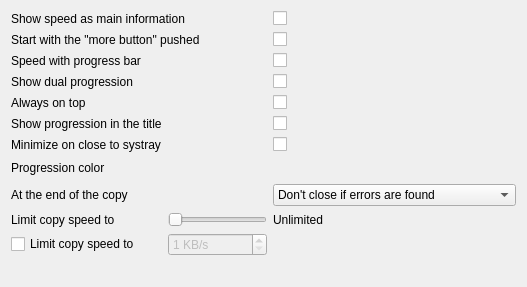
alphaonex86/Ultracopier, file plugins/Themes/Oxygen/themesOptions.ui: the form before one commit.
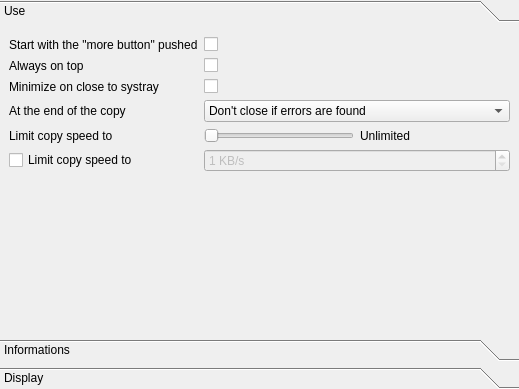
The form after the commit.

Commit message: Improvement on the interface, mostly on options organisation

```diff
--- a/plugins/Themes/Oxygen/themesOptions.ui
+++ b/plugins/Themes/Oxygen/themesOptions.ui
@@ -6,29 +6,133 @@
    <rect>
     <x>0</x>
     <y>0</y>
-    <width>527</width>
-    <height>287</height>
+    <width>519</width>
+    <height>389</height>
    </rect>
   </property>
-  <layout class="QGridLayout" name="gridLayout">
-   <item row="2" column="2">
-    <widget class="QCheckBox" name="speedWithProgressBar"/>
-   </item>
-   <item row="10" column="2">
+  <layout class="QVBoxLayout" name="verticalLayout">
+   <property name="spacing">
+    <number>0</number>
+   </property>
+   <property name="margin">
+    <number>0</number>
+   </property>
+   <item>
+    <widget class="QToolBox" name="toolBox">
+     <property name="currentIndex">
+      <number>0</number>
+     </property>
+     <widget class="QWidget" name="page">
+      <property name="geometry">
+       <rect>
+        <x>0</x>
+        <y>0</y>
+        <width>509</width>
+        <height>301</height>
+       </rect>
+      </property>
+      <attribute name="label">
+       <string>Use</string>
+      </attribute>
+      <layout class="QGridLayout" name="gridLayout_3">
+       <item row="0" column="0">
+        <widget class="QLabel" name="labelStartWithMoreButtonPushed">
+         <property name="text">
+          <string>Start with the &quot;more button&quot; pushed</string>
+         </property>
+        </widget>
+       </item>
+       <item row="0" column="1">
+        <widget class="QCheckBox" name="checkBoxStartWithMoreButtonPushed"/>
+       </item>
+       <item row="1" column="0">
+        <widget class="QLabel" name="label_4">
+         <property name="text">
+          <string>Always on top</string>
+         </property>
+        </widget>
+       </item>
+       <item row="1" column="1">
+        <widget class="QCheckBox" name="alwaysOnTop"/>
+       </item>
+       <item row="2" column="0">
+        <widget class="QLabel" name="label">
+         <property name="text">
+          <string>Minimize on close to systray</string>
+         </property>
+        </widget>
+       </item>
+       <item row="2" column="1">
+        <widget class="QCheckBox" name="minimizeToSystray"/>
+       </item>
+       <item row="3" column="0">
+        <widget class="QLabel" name="label_2">
+         <property name="text">
+          <string>At the end of the copy</string>
+         </property>
+        </widget>
+       </item>
+       <item row="3" column="1" colspan="2">
+        <widget class="QComboBox" name="comboBox_copyEnd">
+         <item>
+          <property name="text">
+           <string notr="true">Don't close if errors are found</string>
+          </property>
+         </item>
+         <item>
+          <property name="text">
+           <string notr="true">Never close</string>
+          </property>
+         </item>
+         <item>
+          <property name="text">
+           <string notr="true">Always close</string>
+          </property>
+         </item>
+        </widget>
+       </item>
+       <item row="4" column="0">
+        <widget class="QLabel" name="label_Slider_speed">
+         <property name="text">
+          <string>Limit copy speed to</string>
+         </property>
+        </widget>
+       </item>
+       <item row="4" column="1" colspan="2">
+        <layout class="QHBoxLayout" name="horizontalLayout_2">
+         <item>
+          <widget class="QSlider" name="SliderSpeed">
+           <property name="sizePolicy">
+            <sizepolicy hsizetype="Minimum" vsizetype="Fixed">
+             <horstretch>0</horstretch>
+             <verstretch>0</verstretch>
+            </sizepolicy>
+           </property>
+           <property name="maximum">
+            <number>5</number>
+           </property>
+           <property name="orientation">
+            <enum>Qt::Horizontal</enum>
+           </property>
+          </widget>
+         </item>
+         <item>
     <widget class="QLabel" name="label_SpeedMaxValue">
      <property name="text">
       <string notr="true">Unlimited</string>
      </property>
     </widget>
    </item>
-   <item row="11" column="0">
+        </layout>
+       </item>
+       <item row="5" column="0">
     <widget class="QCheckBox" name="checkBox_limitSpeed">
      <property name="text">
       <string>Limit copy speed to</string>
      </property>
     </widget>
    </item>
-   <item row="11" column="1">
+       <item row="5" column="1" colspan="2">
     <widget class="QSpinBox" name="limitSpeed">
      <property name="enabled">
       <bool>false</bool>
@@ -44,114 +148,115 @@
      </property>
     </widget>
    </item>
-   <item row="2" column="0" colspan="2">
+       <item row="6" column="2">
+        <spacer name="verticalSpacer_3">
+         <property name="orientation">
+          <enum>Qt::Vertical</enum>
+         </property>
+         <property name="sizeHint" stdset="0">
+          <size>
+           <width>20</width>
+           <height>133</height>
+          </size>
+         </property>
+        </spacer>
+       </item>
+      </layout>
+     </widget>
+     <widget class="QWidget" name="page_2">
+      <property name="geometry">
+       <rect>
+        <x>0</x>
+        <y>0</y>
+        <width>962</width>
+        <height>565</height>
+       </rect>
+      </property>
+      <attribute name="label">
+       <string>Informations</string>
+      </attribute>
+      <layout class="QGridLayout" name="gridLayout_2">
+       <item row="0" column="0">
+        <widget class="QLabel" name="labelShowSpeedAsMain">
+         <property name="text">
+          <string>Show speed as main information</string>
+         </property>
+        </widget>
+       </item>
+       <item row="0" column="1">
+        <widget class="QCheckBox" name="checkBoxShowSpeed"/>
+       </item>
+       <item row="1" column="2">
+        <spacer name="verticalSpacer_2">
+         <property name="orientation">
+          <enum>Qt::Vertical</enum>
+         </property>
+         <property name="sizeHint" stdset="0">
+          <size>
+           <width>20</width>
+           <height>529</height>
+          </size>
+         </property>
+        </spacer>
+       </item>
+      </layout>
+     </widget>
+     <widget class="QWidget" name="page_3">
+      <attribute name="label">
+       <string>Display</string>
+      </attribute>
+      <layout class="QGridLayout" name="gridLayout">
+       <item row="0" column="0">
     <widget class="QLabel" name="labelSpeedWithProgressBar">
      <property name="text">
       <string>Speed with progress bar</string>
      </property>
     </widget>
    </item>
-   <item row="3" column="0" colspan="2">
+       <item row="0" column="1">
+        <widget class="QCheckBox" name="speedWithProgressBar"/>
+       </item>
+       <item row="1" column="0">
     <widget class="QLabel" name="labelDualProgression">
      <property name="text">
       <string>Show dual progression</string>
      </property>
     </widget>
    </item>
-   <item row="3" column="2">
+       <item row="1" column="1">
     <widget class="QCheckBox" name="showDualProgression"/>
    </item>
-   <item row="10" column="1">
-    <widget class="QSlider" name="SliderSpeed">
-     <property name="maximum">
-      <number>5</number>
-     </property>
-     <property name="orientation">
-      <enum>Qt::Horizontal</enum>
-     </property>
-    </widget>
-   </item>
-   <item row="0" column="0" colspan="2">
-    <widget class="QLabel" name="labelShowSpeedAsMain">
+       <item row="2" column="0">
+        <widget class="QLabel" name="label_3">
      <property name="text">
       <string>Show speed as main information</string>
      </property>
     </widget>
    </item>
-   <item row="0" column="2">
-    <widget class="QCheckBox" name="checkBoxShowSpeed"/>
-   </item>
-   <item row="1" column="0" colspan="2">
-    <widget class="QLabel" name="labelStartWithMoreButtonPushed">
+       <item row="2" column="1">
+        <widget class="QCheckBox" name="showProgressionInTheTitle"/>
+       </item>
+       <item row="3" column="0">
+        <widget class="QLabel" name="labelProgressionColor">
      <property name="text">
-      <string>Start with the &quot;more button&quot; pushed</string>
+          <string>Progression color</string>
      </property>
     </widget>
    </item>
-   <item row="1" column="2">
-    <widget class="QCheckBox" name="checkBoxStartWithMoreButtonPushed"/>
-   </item>
-   <item row="8" column="0">
-    <widget class="QLabel" name="label_2">
-     <property name="text">
-      <string>At the end of the copy</string>
-     </property>
-    </widget>
-   </item>
-   <item row="10" column="0">
-    <widget class="QLabel" name="label_Slider_speed">
-     <property name="text">
-      <string>Limit copy speed to</string>
-     </property>
-    </widget>
-   </item>
-   <item row="8" column="1">
-    <spacer name="horizontalSpacer">
-     <property name="orientation">
-      <enum>Qt::Horizontal</enum>
-     </property>
-     <property name="sizeHint" stdset="0">
-      <size>
-       <width>122</width>
-       <height>20</height>
-      </size>
-     </property>
-    </spacer>
-   </item>
-   <item row="8" column="2">
-    <widget class="QComboBox" name="comboBox_copyEnd">
-     <item>
-      <property name="text">
-       <string notr="true">Don't close if errors are found</string>
-      </property>
-     </item>
-     <item>
-      <property name="text">
-       <string notr="true">Never close</string>
-      </property>
-     </item>
-     <item>
-      <property name="text">
-       <string notr="true">Always close</string>
-      </property>
-     </item>
-    </widget>
-   </item>
-   <item row="12" column="0">
-    <spacer name="verticalSpacer">
-     <property name="orientation">
-      <enum>Qt::Vertical</enum>
-     </property>
-     <property name="sizeHint" stdset="0">
-      <size>
-       <width>20</width>
-       <height>40</height>
-      </size>
-     </property>
-    </spacer>
-   </item>
-   <item row="7" column="2">
+       <item row="3" column="1">
     <widget class="QFrame" name="frameProgressionColor">
+         <property name="minimumSize">
+          <size>
+           <width>225</width>
+           <height>20</height>
+          </size>
+         </property>
+         <property name="maximumSize">
+          <size>
+           <width>225</width>
+           <height>20</height>
+          </size>
+         </property>
      <layout class="QHBoxLayout" name="horizontalLayout">
       <property name="spacing">
        <number>0</number>
@@ -234,57 +339,24 @@
         </property>
        </widget>
       </item>
-      <item>
-       <spacer name="horizontalSpacer_2">
+         </layout>
+        </widget>
+       </item>
+       <item row="4" column="0">
+        <spacer name="verticalSpacer">
         <property name="orientation">
-         <enum>Qt::Horizontal</enum>
+          <enum>Qt::Vertical</enum>
         </property>
         <property name="sizeHint" stdset="0">
          <size>
-          <width>40</width>
-          <height>20</height>
+           <width>20</width>
+           <height>455</height>
          </size>
         </property>
        </spacer>
       </item>
      </layout>
     </widget>
-   </item>
-   <item row="7" column="0">
-    <widget class="QLabel" name="labelProgressionColor">
-     <property name="text">
-      <string>Progression color</string>
-     </property>
-    </widget>
-   </item>
-   <item row="5" column="0">
-    <widget class="QLabel" name="label_3">
-     <property name="text">
-      <string>Show progression in the title</string>
-     </property>
-    </widget>
-   </item>
-   <item row="5" column="2">
-    <widget class="QCheckBox" name="showProgressionInTheTitle"/>
-   </item>
-   <item row="4" column="2">
-    <widget class="QCheckBox" name="alwaysOnTop"/>
-   </item>
-   <item row="4" column="0" colspan="2">
-    <widget class="QLabel" name="label_4">
-     <property name="text">
-      <string>Always on top</string>
-     </property>
-    </widget>
-   </item>
-   <item row="6" column="2">
-    <widget class="QCheckBox" name="minimizeToSystray"/>
-   </item>
-   <item row="6" column="0">
-    <widget class="QLabel" name="label">
-     <property name="text">
-      <string>Minimize on close to systray</string>
-     </property>
     </widget>
    </item>
   </layout>
```
Left out of the diff: 2 changed lines with no effect on the pictures. Lines whose indentation alone changed are shown as unchanged. The commit also changes 7 other files.
